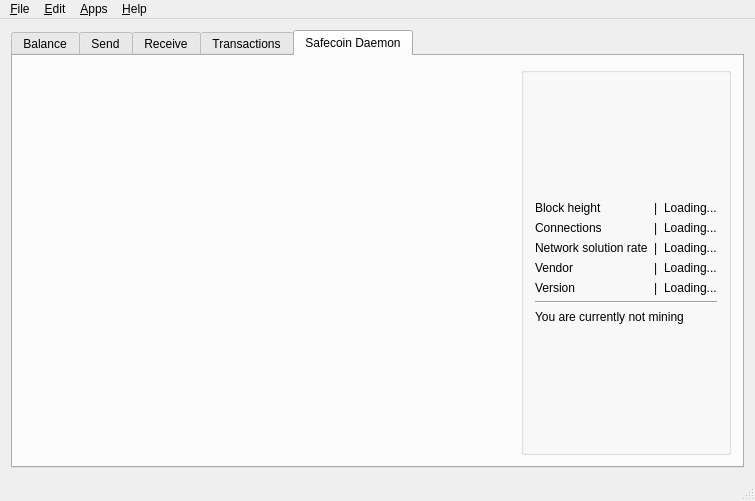
Old version of the form src/mainwindow.ui in the repository OleksandrBlack/safewallet-lite.
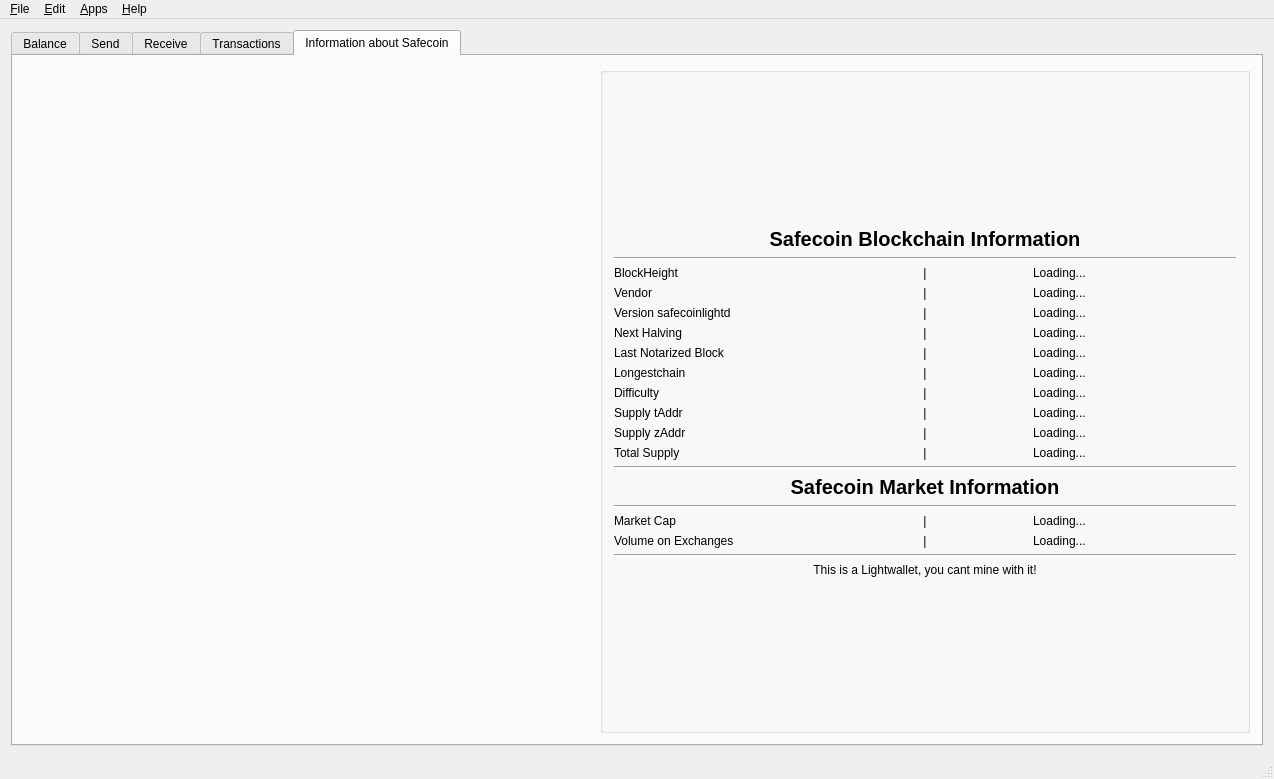
New version of the form. The open tabs and pages were chosen to show the change. Icons and pictures are not drawn. Custom widgets are drawn as their Qt base class.

```diff
--- a/src/mainwindow.ui
+++ b/src/mainwindow.ui
@@ -6,8 +6,8 @@
    <rect>
     <x>0</x>
     <y>0</y>
-    <width>755</width>
-    <height>501</height>
+    <width>1274</width>
+    <height>779</height>
    </rect>
   </property>
   <property name="windowTitle">
@@ -18,8 +18,8 @@
     <normaloff>:/icons/res/icon.ico</normaloff>:/icons/res/icon.ico</iconset>
   </property>
   <widget class="QWidget" name="centralWidget">
-   <layout class="QGridLayout" name="gridLayout_3">
-    <item row="0" column="0">
+   <layout class="QHBoxLayout" name="horizontalLayout_18">
+    <item>
      <widget class="QTabWidget" name="tabWidget">
       <property name="currentIndex">
        <number>4</number>
@@ -706,7 +706,7 @@
        <attribute name="title">
         <string>Receive</string>
        </attribute>
-       <layout class="QVBoxLayout" name="verticalLayout_5">
+       <layout class="QHBoxLayout" name="horizontalLayout_15">
         <item>
          <layout class="QVBoxLayout" name="verticalLayout_8">
           <item>
@@ -941,109 +941,133 @@
       </widget>
       <widget class="QWidget" name="tab_5">
        <attribute name="title">
-        <string>Safecoin Daemon</string>
+        <string>Information about Safecoin</string>
        </attribute>
-       <layout class="QVBoxLayout" name="verticalLayout_7">
+       <layout class="QHBoxLayout" name="horizontalLayout_14">
         <item>
-         <layout class="QHBoxLayout" name="horizontalLayout_14">
-          <item>
-           <widget class="FilledIconLabel" name="safecoindlogo">
-            <property name="sizePolicy">
-             <sizepolicy hsizetype="Expanding" vsizetype="Expanding">
-              <horstretch>0</horstretch>
-              <verstretch>0</verstretch>
-             </sizepolicy>
-            </property>
-            <property name="text">
-             <string/>
-            </property>
-            <property name="scaledContents">
-             <bool>false</bool>
-            </property>
-           </widget>
-          </item>
-          <item>
-           <widget class="QGroupBox" name="groupBox_5">
-            <property name="title">
-             <string/>
-            </property>
+         <widget class="FilledIconLabel" name="safecoindlogo">
+          <property name="sizePolicy">
+           <sizepolicy hsizetype="Expanding" vsizetype="Expanding">
+            <horstretch>0</horstretch>
+            <verstretch>0</verstretch>
+           </sizepolicy>
+          </property>
+          <property name="text">
+           <string/>
+          </property>
+          <property name="scaledContents">
+           <bool>false</bool>
+          </property>
+         </widget>
+        </item>
+        <item>
+         <widget class="QGroupBox" name="groupBox_5">
+          <property name="minimumSize">
+           <size>
+            <width>650</width>
+            <height>650</height>
+           </size>
+          </property>
+          <property name="maximumSize">
+           <size>
+            <width>16777215</width>
+            <height>16777215</height>
+           </size>
+          </property>
+          <property name="title">
+           <string/>
+          </property>
+          <layout class="QVBoxLayout" name="verticalLayout_5">
+           <item>
+            <spacer name="verticalSpacer_3">
+             <property name="orientation">
+              <enum>Qt::Vertical</enum>
+             </property>
+             <property name="sizeHint" stdset="0">
+              <size>
+               <width>20</width>
+               <height>40</height>
+              </size>
+             </property>
+            </spacer>
+           </item>
+           <item>
+            <widget class="QLabel" name="label_16">
+             <property name="font">
+              <font>
+               <pointsize>15</pointsize>
+              </font>
+             </property>
+             <property name="text">
+              <string>&lt;html&gt;&lt;head/&gt;&lt;body&gt;&lt;p align=&quot;center&quot;&gt;&lt;span style=&quot; font-weight:600;&quot;&gt;Safecoin Blockchain Information&lt;/span&gt;&lt;/p&gt;&lt;/body&gt;&lt;/html&gt;</string>
+             </property>
+            </widget>
+           </item>
+           <item>
+            <widget class="Line" name="line_3">
+             <property name="orientation">
+              <enum>Qt::Horizontal</enum>
+             </property>
+            </widget>
+           </item>
+           <item>
             <layout class="QGridLayout" name="gridLayout_5">
-             <item row="7" column="0" colspan="3">
-              <widget class="QLabel" name="label_14">
+             <item row="2" column="1">
+              <widget class="QLabel" name="label_20">
                <property name="text">
-                <string>You are currently not mining</string>
+                <string>&lt;html&gt;&lt;head/&gt;&lt;body&gt;&lt;p align=&quot;center&quot;&gt;|&lt;/p&gt;&lt;/body&gt;&lt;/html&gt;</string>
                </property>
               </widget>
              </item>
-             <item row="2" column="0">
+             <item row="9" column="2">
+              <widget class="QLabel" name="supply_total">
+               <property name="text">
+                <string>Loading...</string>
+               </property>
+              </widget>
+             </item>
+             <item row="9" column="1">
+              <widget class="QLabel" name="label_38">
+               <property name="text">
+                <string>&lt;html&gt;&lt;head/&gt;&lt;body&gt;&lt;p align=&quot;center&quot;&gt;|&lt;/p&gt;&lt;/body&gt;&lt;/html&gt;</string>
+               </property>
+              </widget>
+             </item>
+             <item row="3" column="0">
+              <widget class="QLabel" name="label_32">
+               <property name="text">
+                <string>Next Halving</string>
+               </property>
+              </widget>
+             </item>
+             <item row="7" column="2">
+              <widget class="QLabel" name="supply_taddr">
+               <property name="text">
+                <string>Loading...</string>
+               </property>
+              </widget>
+             </item>
+             <item row="6" column="1">
+              <widget class="QLabel" name="label_18">
+               <property name="text">
+                <string>&lt;html&gt;&lt;head/&gt;&lt;body&gt;&lt;p align=&quot;center&quot;&gt;|&lt;/p&gt;&lt;/body&gt;&lt;/html&gt;</string>
+               </property>
+              </widget>
+             </item>
+             <item row="0" column="2">
+              <widget class="QLabel" name="blockHeight">
+               <property name="text">
+                <string>Loading...</string>
+               </property>
+              </widget>
+             </item>
+             <item row="1" column="0">
               <widget class="QLabel" name="label_8">
                <property name="text">
-                <string>Connections</string>
-               </property>
-              </widget>
-             </item>
-             <item row="4" column="0">
-              <widget class="QLabel" name="label_vendor">
-               <property name="text">
                 <string>Vendor</string>
                </property>
               </widget>
              </item>
-             <item row="6" column="0" colspan="3">
-              <widget class="Line" name="line_2">
-               <property name="orientation">
-                <enum>Qt::Horizontal</enum>
-               </property>
-              </widget>
-             </item>
-             <item row="3" column="1">
-              <widget class="QLabel" name="label_9">
-               <property name="text">
-                <string>|</string>
-               </property>
-              </widget>
-             </item>
-             <item row="1" column="2">
-              <widget class="QLabel" name="blockheight">
-               <property name="text">
-                <string>Loading...</string>
-               </property>
-              </widget>
-             </item>
-             <item row="1" column="1">
-              <widget class="QLabel" name="label_13">
-               <property name="text">
-                <string>|</string>
-               </property>
-              </widget>
-             </item>
-             <item row="3" column="0">
-              <widget class="QLabel" name="label_12">
-               <property name="text">
-                <string>Network solution rate</string>
-               </property>
-              </widget>
-             </item>
-             <item row="0" column="0">
-              <spacer name="verticalSpacer_3">
-               <property name="orientation">
-                <enum>Qt::Vertical</enum>
-               </property>
-               <property name="sizeHint" stdset="0">
-                <size>
-                 <width>20</width>
-                 <height>40</height>
-                </size>
-               </property>
-              </spacer>
-             </item>
-             <item row="1" column="0">
-              <widget class="QLabel" name="heightLabel">
-               <property name="text">
-                <string>Block height</string>
-               </property>
-              </widget>
-             </item>
              <item row="3" column="2">
               <widget class="QLabel" name="solrate">
                <property name="text">
@@ -1051,72 +1075,256 @@
                </property>
               </widget>
              </item>
+             <item row="1" column="2">
+              <widget class="QLabel" name="Vendor">
+               <property name="text">
+                <string>Loading...</string>
+               </property>
+              </widget>
+             </item>
+             <item row="4" column="2">
+              <widget class="QLabel" name="last_notarized">
+               <property name="text">
+                <string>Loading...</string>
+               </property>
+              </widget>
+             </item>
+             <item row="6" column="2">
+              <widget class="QLabel" name="difficulty">
+               <property name="text">
+                <string>Loading...</string>
+               </property>
+              </widget>
+             </item>
+             <item row="5" column="1">
+              <widget class="QLabel" name="label_28">
+               <property name="text">
+                <string>&lt;html&gt;&lt;head/&gt;&lt;body&gt;&lt;p align=&quot;center&quot;&gt;|&lt;/p&gt;&lt;/body&gt;&lt;/html&gt;</string>
+               </property>
+              </widget>
+             </item>
+             <item row="8" column="1">
+              <widget class="QLabel" name="label_34">
+               <property name="text">
+                <string>&lt;html&gt;&lt;head/&gt;&lt;body&gt;&lt;p align=&quot;center&quot;&gt;|&lt;/p&gt;&lt;/body&gt;&lt;/html&gt;</string>
+               </property>
+              </widget>
+             </item>
+             <item row="6" column="0">
+              <widget class="QLabel" name="label_33">
+               <property name="text">
+                <string>Difficulty</string>
+               </property>
+              </widget>
+             </item>
+             <item row="0" column="1">
+              <widget class="QLabel" name="label_23">
+               <property name="text">
+                <string>&lt;html&gt;&lt;head/&gt;&lt;body&gt;&lt;p align=&quot;center&quot;&gt;|&lt;/p&gt;&lt;/body&gt;&lt;/html&gt;</string>
+               </property>
+              </widget>
+             </item>
+             <item row="4" column="0">
+              <widget class="QLabel" name="label_27">
+               <property name="text">
+                <string>Last Notarized Block</string>
+               </property>
+              </widget>
+             </item>
              <item row="2" column="2">
-              <widget class="QLabel" name="numconnections">
+              <widget class="QLabel" name="Version">
                <property name="text">
                 <string>Loading...</string>
                </property>
               </widget>
              </item>
-             <item row="8" column="0">
-              <spacer name="verticalSpacer_4">
-               <property name="orientation">
-                <enum>Qt::Vertical</enum>
-               </property>
-               <property name="sizeHint" stdset="0">
-                <size>
-                 <width>20</width>
-                 <height>40</height>
-                </size>
-               </property>
-              </spacer>
-             </item>
-             <item row="2" column="1">
-              <widget class="QLabel" name="label_11">
-               <property name="text">
-                <string>|</string>
-               </property>
-              </widget>
-             </item>
-             <item row="5" column="0">
-              <widget class="QLabel" name="label_version">
-               <property name="text">
-                <string>Version</string>
-               </property>
-              </widget>
-             </item>
              <item row="4" column="1">
-              <widget class="QLabel" name="label_16">
+              <widget class="QLabel" name="label_26">
                <property name="text">
-                <string>|</string>
+                <string>&lt;html&gt;&lt;head/&gt;&lt;body&gt;&lt;p align=&quot;center&quot;&gt;|&lt;/p&gt;&lt;/body&gt;&lt;/html&gt;</string>
                </property>
               </widget>
              </item>
-             <item row="5" column="1">
-              <widget class="QLabel" name="label_18">
+             <item row="9" column="0">
+              <widget class="QLabel" name="label_37">
                <property name="text">
-                <string>|</string>
+                <string>Total Supply</string>
                </property>
               </widget>
              </item>
-             <item row="4" column="2">
-              <widget class="QLabel" name="Vendor">
+             <item row="3" column="1">
+              <widget class="QLabel" name="label_13">
+               <property name="text">
+                <string>&lt;html&gt;&lt;head/&gt;&lt;body&gt;&lt;p align=&quot;center&quot;&gt;|&lt;/p&gt;&lt;/body&gt;&lt;/html&gt;</string>
+               </property>
+              </widget>
+             </item>
+             <item row="5" column="0">
+              <widget class="QLabel" name="label_25">
+               <property name="text">
+                <string>Longestchain</string>
+               </property>
+              </widget>
+             </item>
+             <item row="7" column="1">
+              <widget class="QLabel" name="label_29">
+               <property name="text">
+                <string>&lt;html&gt;&lt;head/&gt;&lt;body&gt;&lt;p align=&quot;center&quot;&gt;|&lt;/p&gt;&lt;/body&gt;&lt;/html&gt;</string>
+               </property>
+              </widget>
+             </item>
+             <item row="2" column="0">
+              <widget class="QLabel" name="label_19">
+               <property name="text">
+                <string>Version safecoinlightd</string>
+               </property>
+              </widget>
+             </item>
+             <item row="0" column="0">
+              <widget class="QLabel" name="label_30">
+               <property name="text">
+                <string>BlockHeight</string>
+               </property>
+              </widget>
+             </item>
+             <item row="8" column="0">
+              <widget class="QLabel" name="label_35">
+               <property name="text">
+                <string>Supply zAddr</string>
+               </property>
+              </widget>
+             </item>
+             <item row="1" column="1">
+              <widget class="QLabel" name="label_22">
+               <property name="text">
+                <string>&lt;html&gt;&lt;head/&gt;&lt;body&gt;&lt;p align=&quot;center&quot;&gt;|&lt;/p&gt;&lt;/body&gt;&lt;/html&gt;</string>
+               </property>
+              </widget>
+             </item>
+             <item row="8" column="2">
+              <widget class="QLabel" name="supply_zaddr">
                <property name="text">
                 <string>Loading...</string>
                </property>
               </widget>
              </item>
              <item row="5" column="2">
-              <widget class="QLabel" name="Version">
+              <widget class="QLabel" name="longestchain">
                <property name="text">
                 <string>Loading...</string>
                </property>
               </widget>
              </item>
+             <item row="7" column="0">
+              <widget class="QLabel" name="label_36">
+               <property name="text">
+                <string>Supply tAddr</string>
+               </property>
+              </widget>
+             </item>
             </layout>
-           </widget>
-          </item>
-         </layout>
+           </item>
+           <item>
+            <widget class="Line" name="line_2">
+             <property name="orientation">
+              <enum>Qt::Horizontal</enum>
+             </property>
+            </widget>
+           </item>
+           <item>
+            <widget class="QLabel" name="label_24">
+             <property name="font">
+              <font>
+               <pointsize>15</pointsize>
+              </font>
+             </property>
+             <property name="text">
+              <string>&lt;html&gt;&lt;head/&gt;&lt;body&gt;&lt;p align=&quot;center&quot;&gt;&lt;span style=&quot; font-weight:600;&quot;&gt;Safecoin Market Information&lt;/span&gt;&lt;/p&gt;&lt;/body&gt;&lt;/html&gt;</string>
+             </property>
+            </widget>
+           </item>
+           <item>
+            <widget class="Line" name="line_5">
+             <property name="orientation">
+              <enum>Qt::Horizontal</enum>
+             </property>
+            </widget>
+           </item>
+           <item>
+            <layout class="QGridLayout" name="gridLayout_6">
+             <item row="0" column="2">
+              <widget class="QLabel" name="marketcapTab">
+               <property name="text">
+                <string>Loading...</string>
+               </property>
+              </widget>
+             </item>
+             <item row="0" column="0">
+              <widget class="QLabel" name="label_31">
+               <property name="text">
+                <string>Market Cap</string>
+               </property>
+              </widget>
+             </item>
+             <item row="1" column="1">
+              <widget class="QLabel" name="label_9">
+               <property name="text">
+                <string>&lt;html&gt;&lt;head/&gt;&lt;body&gt;&lt;p align=&quot;center&quot;&gt;|&lt;/p&gt;&lt;/body&gt;&lt;/html&gt;</string>
+               </property>
+              </widget>
+             </item>
+             <item row="1" column="2">
+              <widget class="QLabel" name="volumeExchange">
+               <property name="text">
+                <string>Loading...</string>
+               </property>
+              </widget>
+             </item>
+             <item row="1" column="0">
+              <widget class="QLabel" name="label_12">
+               <property name="text">
+                <string>Volume on Exchanges</string>
+               </property>
+              </widget>
+             </item>
+             <item row="0" column="1">
+              <widget class="QLabel" name="label_11">
+               <property name="text">
+                <string>&lt;html&gt;&lt;head/&gt;&lt;body&gt;&lt;p align=&quot;center&quot;&gt;|&lt;/p&gt;&lt;/body&gt;&lt;/html&gt;</string>
+               </property>
+              </widget>
+             </item>
+            </layout>
+           </item>
+           <item>
+            <widget class="Line" name="line_4">
+             <property name="orientation">
+              <enum>Qt::Horizontal</enum>
+             </property>
+            </widget>
+           </item>
+           <item>
+            <widget class="QLabel" name="label_14">
+             <property name="text">
+              <string>&lt;html&gt;&lt;head/&gt;&lt;body&gt;&lt;p align=&quot;center&quot;&gt;This is a Lightwallet, you cant mine with it!&lt;/p&gt;&lt;/body&gt;&lt;/html&gt;</string>
+             </property>
+            </widget>
+           </item>
+           <item>
+            <spacer name="verticalSpacer_4">
+             <property name="orientation">
+              <enum>Qt::Vertical</enum>
+             </property>
+             <property name="sizeHint" stdset="0">
+              <size>
+               <width>20</width>
+               <height>40</height>
+              </size>
+             </property>
+            </spacer>
+           </item>
+          </layout>
+         </widget>
         </item>
        </layout>
       </widget>
@@ -1129,8 +1337,8 @@
     <rect>
      <x>0</x>
      <y>0</y>
-     <width>755</width>
-     <height>21</height>
+     <width>1274</width>
+     <height>22</height>
     </rect>
    </property>
    <widget class="QMenu" name="menuFile">
```
Left out of the diff: 42 changed lines with no effect on the pictures.
